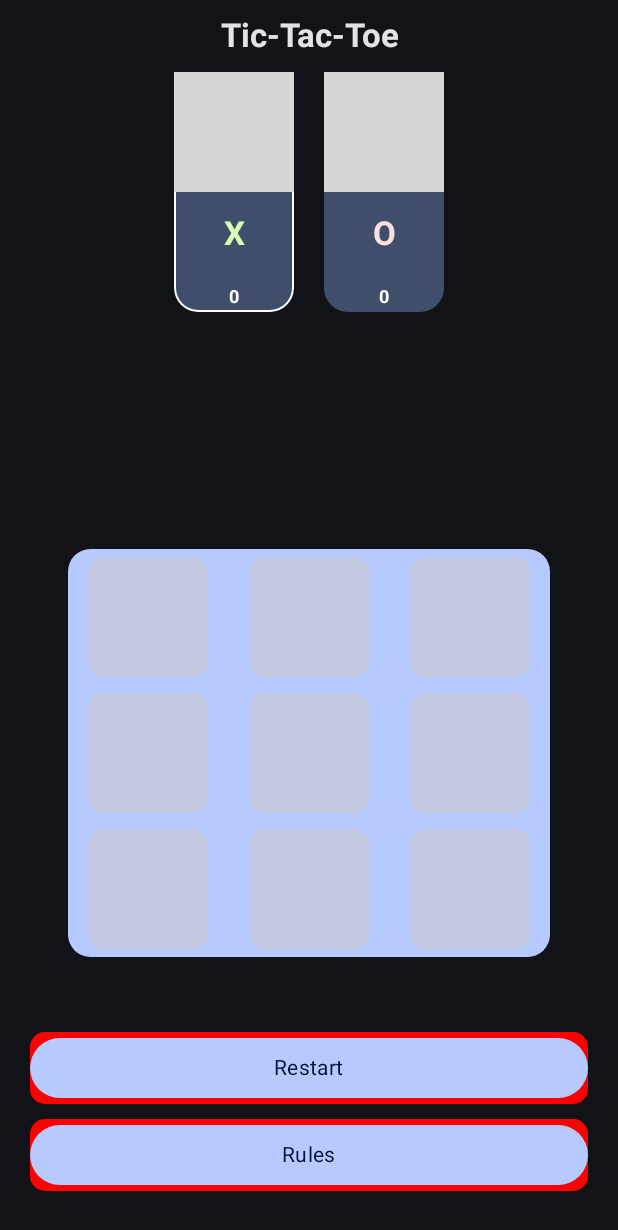
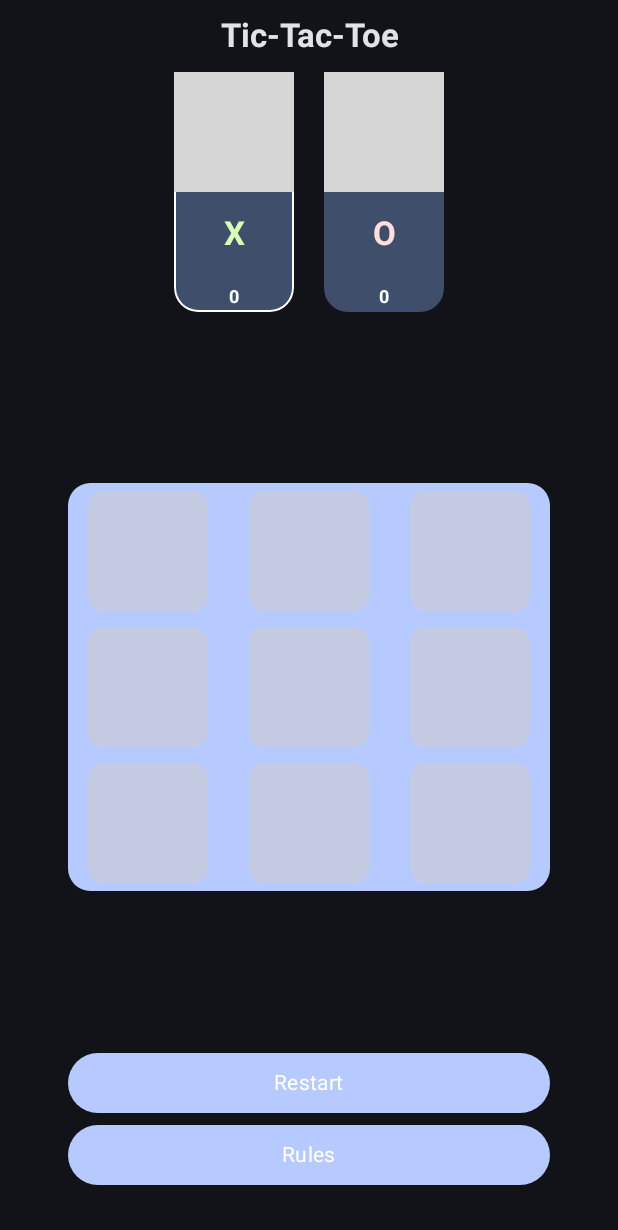
Before and after one commit to devstromo/tic_tac_toe_jetpack_compose, an Android app built with Jetpack Compose: the screen it shows after launch (MainActivity), on a phone screen of 412 x 824 dp. Shown: the top 1230 px of the screen. Run offline under Robolectric (Android 15) with nearby library versions, the light colour scheme and no system bars; grey boxes are pictures that could not be loaded.

Commit message:
Advanced Tic Tac Toe Jetpack Compose | update game screen style

```diff
--- a/app/src/main/java/com/devstromo/advancedtictactoe/presentation/GameScreen.kt
+++ b/app/src/main/java/com/devstromo/advancedtictactoe/presentation/GameScreen.kt
@@ -91,16 +91,17 @@ fun GameScreen(
             onItemSelected,
             boardState = state.board
         )
+        Spacer(modifier = Modifier.weight(1f))
         Column(
             modifier = Modifier
+                .fillMaxWidth()
                 .padding(
-                    horizontal = 20.dp,
+                    horizontal = 45.dp,
                 )
         ) {
             CustomButton(
                 text = "Restart"
             )
-            Spacer(modifier = Modifier.height(10.dp))
             CustomButton(
                 text = "Rules"
             )
@@ -119,7 +120,6 @@ fun BoardContent(
         modifier = Modifier
             .fillMaxWidth()
             .padding(
-                vertical = 50.dp,
                 horizontal = 45.dp,
             )
             .background(
--- a/app/src/main/java/com/devstromo/advancedtictactoe/presentation/components/CustomButton.kt
+++ b/app/src/main/java/com/devstromo/advancedtictactoe/presentation/components/CustomButton.kt
@@ -21,7 +21,7 @@ fun CustomButton(
         modifier = modifier
             .fillMaxWidth()
             .background(
-                color = Color.Red,
+                color = Color.Transparent,
                 shape = RoundedCornerShape(
                     10.dp
                 )
@@ -31,7 +31,9 @@ fun CustomButton(
         if (text.isNotBlank()) {
             Text(
                 text = text,
-                style = typo.bodyMedium
+                style = typo.bodyMedium.copy(
+                    color = Color.White
+                )
             )
         }
     }
```
